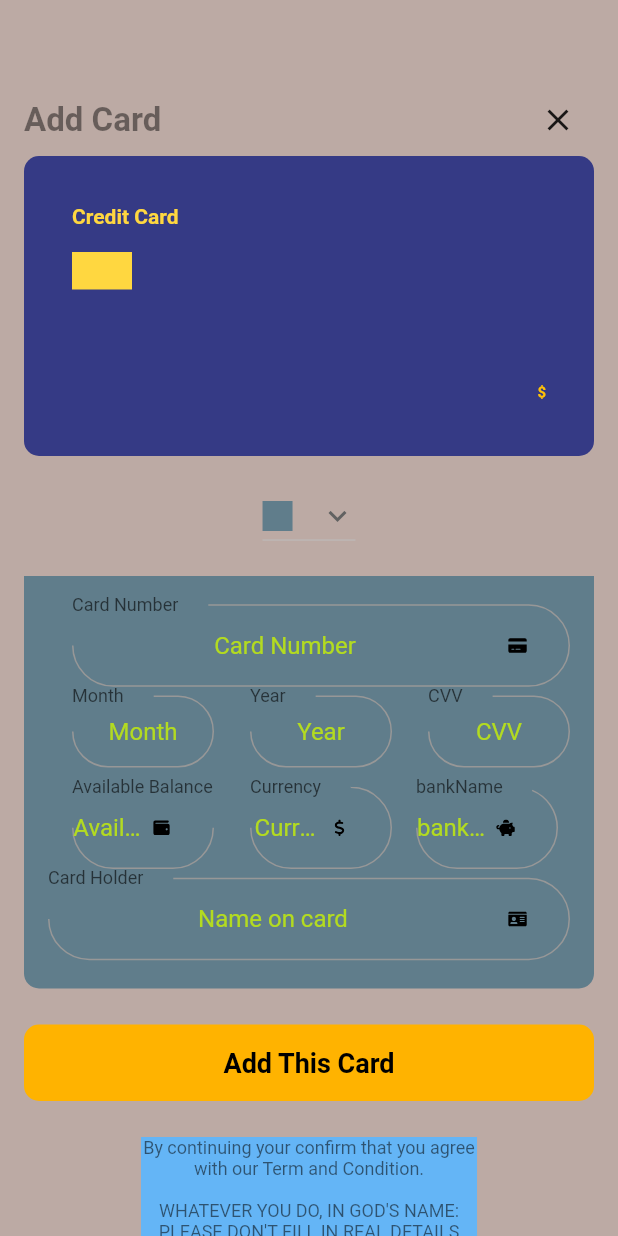
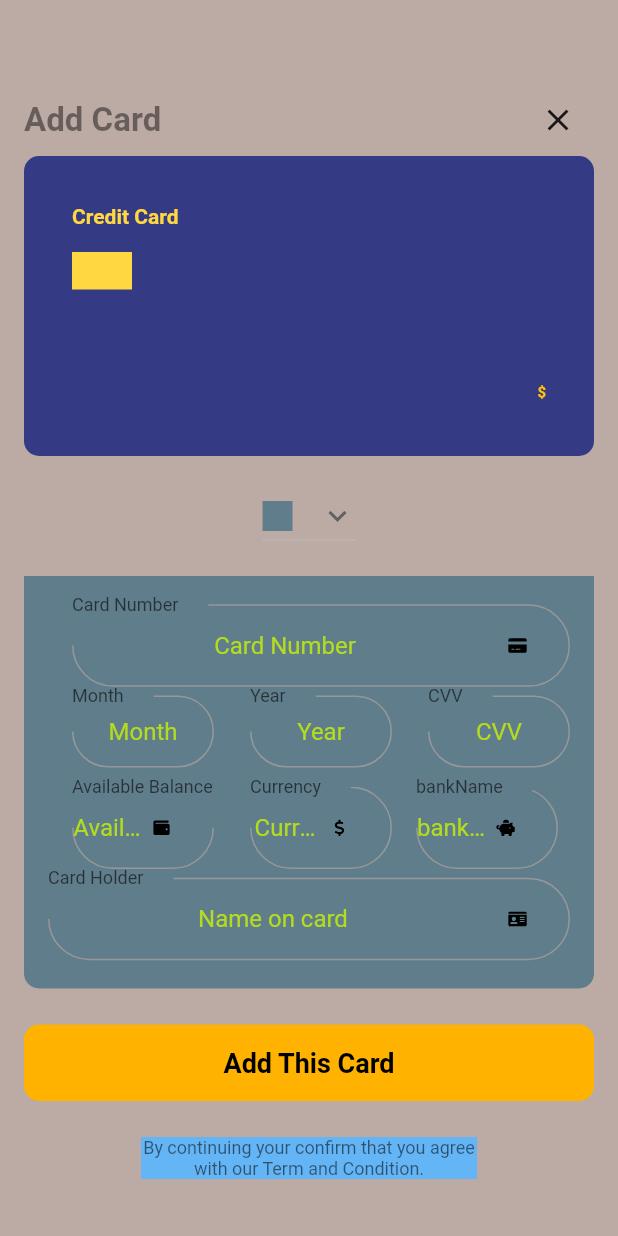
Before and after one commit to Richaljuliansyah/fp3-eccomers, a Flutter app: the AddCardPage screen opened directly with empty values, on a phone screen of 412 x 824 dp. Run offline on Flutter 3.47's test engine with Material 2 defaults, Android fonts, the phone set to English and light mode, and no system bars; our stand-ins replace flutter_svg, google_fonts, grouped_list, shared_preferences; accounts and stored records are empty.

```diff
--- a/lib/screens/credit_card/AddCardPage.dart
+++ b/lib/screens/credit_card/AddCardPage.dart
@@ -592,7 +592,7 @@ class _AddCardPageState extends State<AddCardPage> {
                   Container(
                     color: Colors.blue[300],
                     child: Text(
-                      'By continuing your confirm that you agree \nwith our Term and Condition.\n\nWHATEVER YOU DO, IN GOD\'S NAME: \nPLEASE DON\'T FILL IN REAL DETAILS\nDUMMY PROJECT',
+                      'By continuing your confirm that you agree \nwith our Term and Condition.',
                       textAlign: TextAlign.center,
                       style: Theme.of(context).textTheme.caption,
                     ),
```
